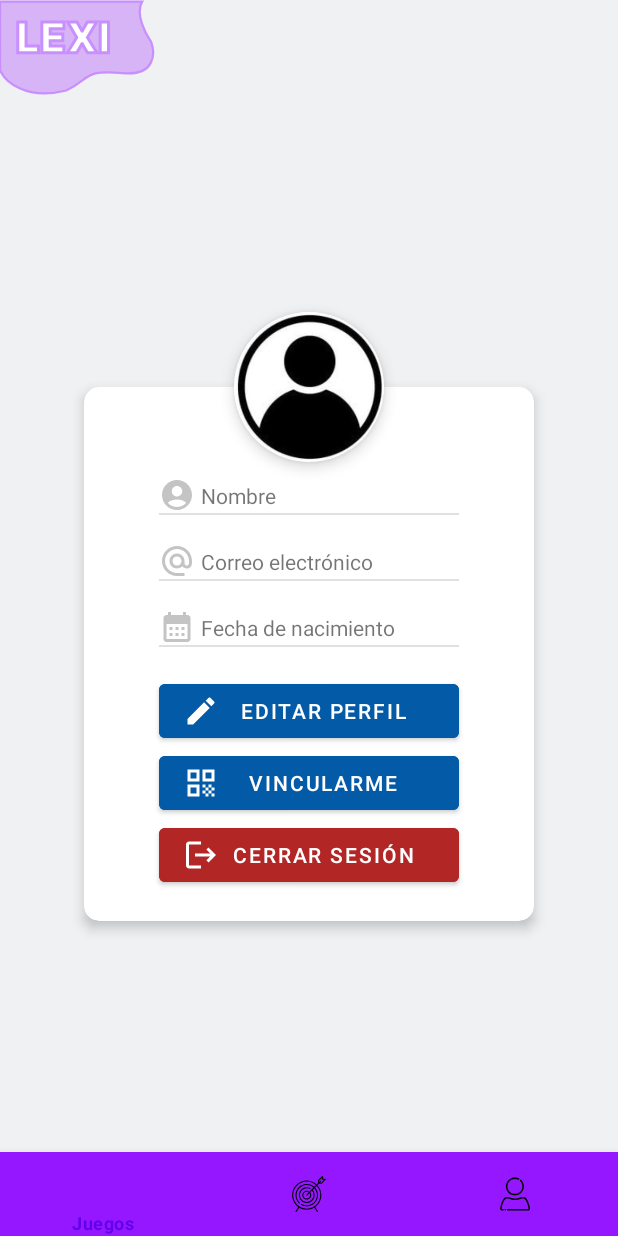
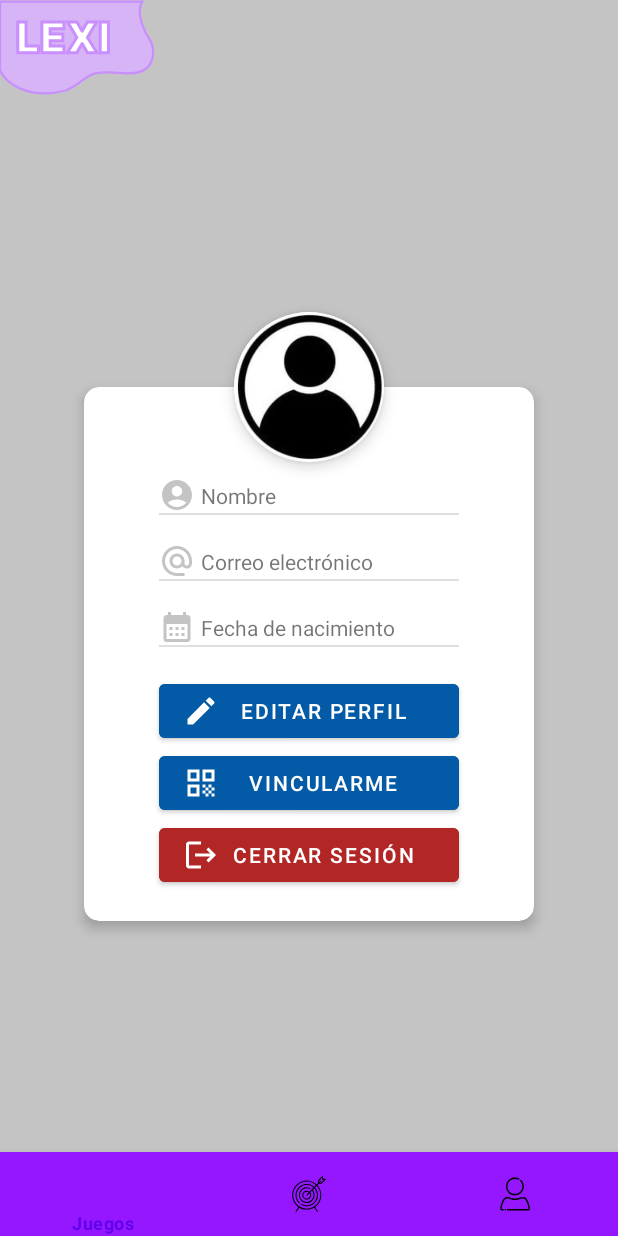
Before and after one commit to aggus011/lexi-app, an Android app: the fragment ProfileFragment placed in its activity, on a phone screen of 412 x 824 dp. Run offline under Robolectric (Android 15) with nearby library versions, the phone set to English and light mode, and no system bars; our stand-ins replace Firebase (no records; nobody signed in at launch, a user with empty details on screens opened directly).

Commit message:
profile background color added

```diff
--- a/app/src/main/res/layout/fragment_profile.xml
+++ b/app/src/main/res/layout/fragment_profile.xml
@@ -5,7 +5,7 @@
     android:layout_height="match_parent"
     xmlns:app="http://schemas.android.com/apk/res-auto"
     tools:context=".ui.profile.ProfileFragment"
-    android:background="#EFF1F3">
+    android:background="@color/profile_background">
 
     <androidx.constraintlayout.widget.ConstraintLayout
         android:layout_width="match_parent"
--- a/app/src/main/res/values/colors.xml
+++ b/app/src/main/res/values/colors.xml
@@ -9,4 +9,5 @@
     <color name="transparent">#00000000</color>
     <color name="btn_patient_home">#CA9AF8</color>
     <color name="btn_logout">#B22626</color>
+    <color name="profile_background">#C4C4C4</color>
 </resources>
```
